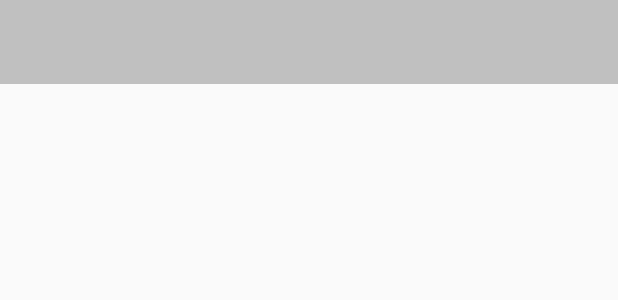
After one commit to clwater/Little_See, an Android app: the layout activity_zhihuinfo.xml on its own in the app's theme, with its tools: preview values and no code run, on a phone screen of 412 x 824 dp. The commit adds this screen. Shown: the top 300 px of the screen. Run offline under Robolectric (Android 15) with nearby library versions, the phone set to English and light mode, and no system bars.

Commit message:
页面显示信息

```diff
--- a/Little_See_app/app/src/main/java/com/clwater/littesee/Fragment/ZhiHuFragment.java
+++ b/Little_See_app/app/src/main/java/com/clwater/littesee/Fragment/ZhiHuFragment.java
@@ -9,11 +9,17 @@ import android.os.Bundle;
 import android.view.LayoutInflater;
 import android.view.View;
 import android.view.ViewGroup;
+import android.widget.TextView;
 
 import com.clwater.littesee.R;
 
+import butterknife.InjectView;
+
 public class ZhiHuFragment extends Fragment
 {
+
+    @InjectView(R.id.test_zhihu)
+    TextView test;
 
     @Override
     public View onCreateView(LayoutInflater inflater, ViewGroup container,
--- a/Little_See_app/app/src/main/java/com/clwater/littesee/MainActivity.java
+++ b/Little_See_app/app/src/main/java/com/clwater/littesee/MainActivity.java
@@ -33,7 +33,7 @@ public class MainActivity extends BaseActivity implements NavigationView.OnNavig
     @InjectView(R.id.ma_nv)
     public NavigationView navigationView;
     @InjectView(R.id.mv_toolbar)
-    Toolbar toolbar;
+    public Toolbar toolbar;
 
 
     private WangyiFragment _wangyi;
--- /dev/null
+++ b/Little_See_app/app/src/main/res/layout/activity_zhihuinfo.xml
@@ -0,0 +1,19 @@
+<?xml version="1.0" encoding="utf-8"?>
+<RelativeLayout xmlns:android="http://schemas.android.com/apk/res/android"
+    xmlns:app="http://schemas.android.com/apk/res-auto"
+    android:orientation="vertical"
+    android:layout_width="match_parent"
+    android:layout_height="match_parent">
+
+
+    <android.support.v7.widget.Toolbar
+        android:id="@+id/mv_toolbar"
+        android:layout_width="match_parent"
+        android:layout_height="?attr/actionBarSize"
+        android:background="#3b000000"
+        app:layout_scrollFlags="scroll|enterAlways"
+        app:titleTextColor="@color/_ffffff"
+        app:theme="@style/Title"
+        />
+
+</RelativeLayout>
--- a/Little_See_app/app/src/main/res/layout/fragment_zhihu.xml
+++ b/Little_See_app/app/src/main/res/layout/fragment_zhihu.xml
@@ -11,6 +11,7 @@
         android:layout_height="fill_parent"
         android:gravity="center"
         android:text="zhihu"
+        android:id="@+id/test_zhihu"
         android:textSize="20sp"
         android:textStyle="bold" />
 
```
Also changed, not shown: Little_See_app/app/src/main/java/com/clwater/littesee/Activity/BaseWebActivity.java (added, +17 -0 lines), Little_See_app/app/src/main/java/com/clwater/littesee/Activity/ZhuHuInfoActivity.java (added, +19 -0 lines).
